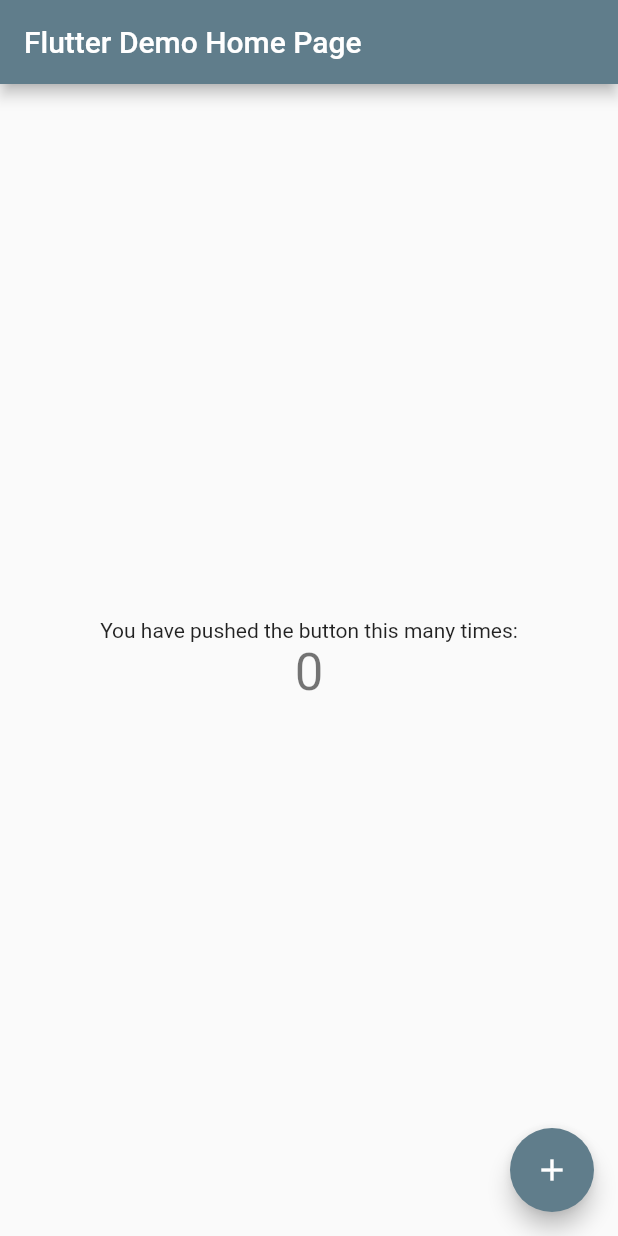
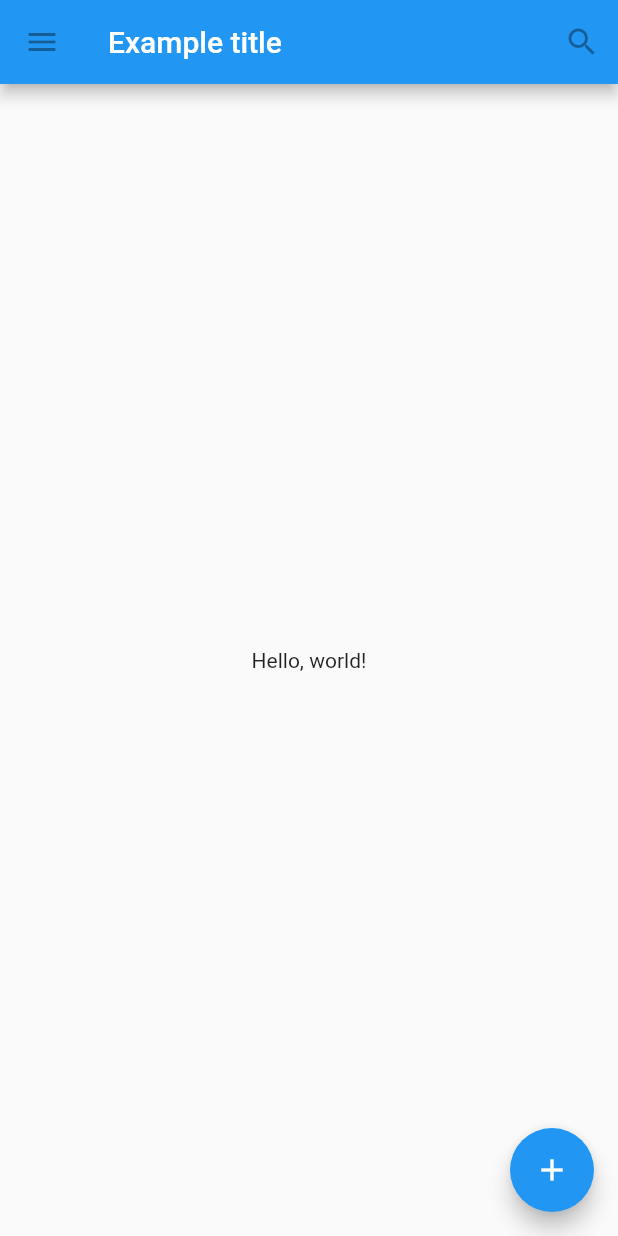
Before and after one commit to rflopes/flutter-tutorial, a Flutter app: the screen it shows after launch, on a phone screen of 412 x 824 dp. Run offline on Flutter 3.47's test engine with Material 2 defaults, Android fonts, the phone set to English and light mode, and no system bars.

Commit message:
Use material components

```diff
--- a/lib/main.dart
+++ b/lib/main.dart
@@ -6,57 +6,38 @@ class MyApp extends StatelessWidget {
   @override
   Widget build(BuildContext context) {
     return MaterialApp(
-      title: 'Flutter Demo',
-      theme: ThemeData(
-        primarySwatch: Colors.blueGrey,
-      ),
-      home: MyHomePage(title: 'Flutter Demo Home Page'),
+      title: 'Flutter Tutorial',
+      home: TutorialHome(),
     );
   }
 }
 
-class MyHomePage extends StatefulWidget {
-  MyHomePage({Key key, this.title}) : super(key: key);
-
-  final String title;
-
-  @override
-  _MyHomePageState createState() => _MyHomePageState();
-}
-
-class _MyHomePageState extends State<MyHomePage> {
-  int _counter = 0;
-
-  void _incrementCounter() {
-    setState(() {
-      _counter++;
-    });
-  }
-
+class TutorialHome extends StatelessWidget {
   @override
   Widget build(BuildContext context) {
     return Scaffold(
       appBar: AppBar(
-        title: Text(widget.title),
+        leading: IconButton(
+          icon: Icon(Icons.menu),
+          tooltip: 'Navigation Menu',
+          onPressed: null,
+        ),
+        title: Text('Example title'),
+        actions: <Widget>[
+          IconButton(
+            icon: Icon(Icons.search),
+            tooltip: 'Search',
+            onPressed: null,
+          )
+        ],
       ),
       body: Center(
-        child: Column(
-          mainAxisAlignment: MainAxisAlignment.center,
-          children: <Widget>[
-            Text(
-              'You have pushed the button this many times:',
-            ),
-            Text(
-              '$_counter',
-              style: Theme.of(context).textTheme.display1,
-            ),
-          ],
-        ),
+        child: Text('Hello, world!'),
       ),
       floatingActionButton: FloatingActionButton(
-        onPressed: _incrementCounter,
-        tooltip: 'Increment',
+        tooltip: 'Add',
         child: Icon(Icons.add),
+        onPressed: null,
       ),
     );
   }
```
